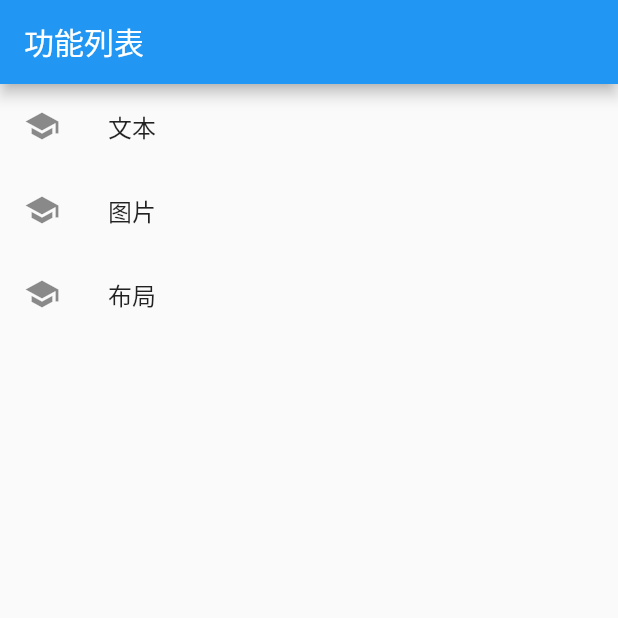
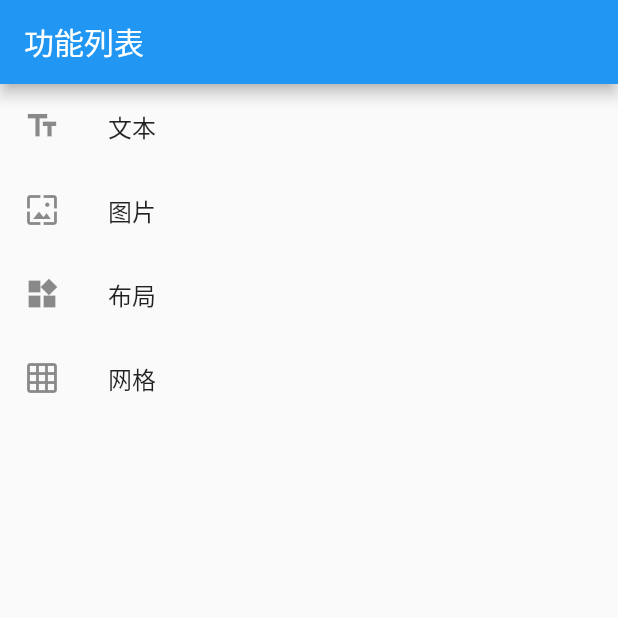
Before and after one commit to Realank/flutter_prac, a Flutter app: the screen it shows after launch, on a phone screen of 412 x 824 dp, the top half of it. Run offline on Flutter 3.47's test engine with Material 2 defaults, Android fonts, the phone set to English and light mode, and no system bars; our stand-ins replace cached_network_image.

Commit message:
add Grid page

```diff
--- a/lib/main.dart
+++ b/lib/main.dart
@@ -3,6 +3,7 @@ import 'TextPage.dart';
 import 'ImagePage.dart';
 import 'CustomTheme.dart';
 import 'LayoutPage.dart';
+import 'GridViewPage.dart';
 
 void main() => runApp(new MyApp());
 
@@ -19,7 +20,12 @@ class FeatureList extends StatefulWidget {
 }
 
 class _FeatureListState extends State<FeatureList> {
-  var list = ['文本', '图片', '布局'];
+  var listDict = {
+    '文本': Icons.text_fields,
+    '图片': Icons.wallpaper,
+    '布局': Icons.widgets,
+    '网格': Icons.grid_on
+  };
   @override
   Widget build(BuildContext context) {
     return new Scaffold(
@@ -27,9 +33,9 @@ class _FeatureListState extends State<FeatureList> {
         title: new Text('功能列表'),
       ),
       body: new ListView(
-          children: list.map((String name) {
+          children: listDict.keys.map((String name) {
         return new ListTile(
-            leading: new Icon(Icons.school),
+            leading: new Icon(listDict[name]),
             title: new Text(name),
             onTap: () {
               goNext(name);
@@ -48,6 +54,10 @@ class _FeatureListState extends State<FeatureList> {
         break;
       case '布局':
         jumpPage(new LayoutPage());
+        break;
+      case '网格':
+        jumpPage(new GridViewPage());
+        break;
     }
   }
 
```
Also changed, not shown: lib/GridViewPage.dart (added, +48 -0 lines).
